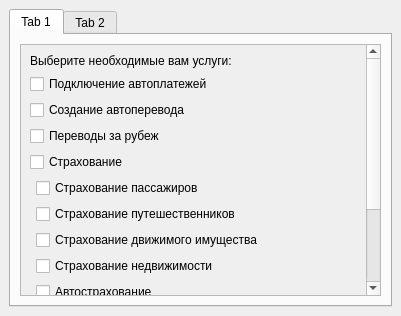
First picture: the form in untitled.ui, repository JuliaZimina/Remote-Banking-Brokers, before the edit.
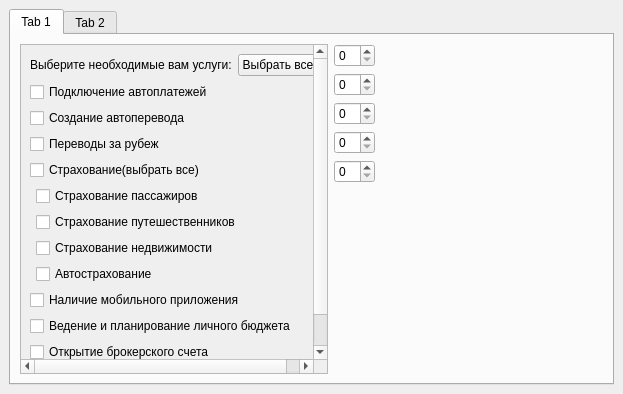
Second picture: the form after the edit.

Commit message: Тарифы

```diff
--- a/untitled.ui
+++ b/untitled.ui
@@ -6,13 +6,599 @@
    <rect>
     <x>0</x>
     <y>0</y>
-    <width>401</width>
-    <height>316</height>
+    <width>623</width>
+    <height>394</height>
    </rect>
   </property>
   <property name="windowTitle">
    <string>MainWindow</string>
   </property>
+  <property name="styleSheet">
+   <string notr="true">Skip to content
+Search or jump to…
+
+Pull requests
+Issues
+Marketplace
+Explore
+ 
+@JuliaZimina 
+Learn Git and GitHub without any code!
+Using the Hello World guide, you’ll start a branch, write comments, and open a pull request.
+
+
+GTRONICK
+/
+QSS
+7
+13561
+ Code Issues 0 Pull requests 0 Actions Projects 0 Wiki Security Insights
+QSS/Aqua.qss
+@GTRONICK GTRONICK Added ScrollBar border color on hover
+e6a4a9e on 22 Jan 2019
+559 lines (552 sloc)  19.4 KB
+  
+/*
+Aqua Style Sheet for QT Applications
+Author: Jaime A. Quiroga P.
+Company: GTRONICK
+Last updated: 22/01/2019, 07:55.
+Available at: https://github.com/GTRONICK/QSS/blob/master/Aqua.qss
+*/
+QMainWindow {
+	background-color:#ececec;
+}
+QTextEdit {
+	border-width: 1px;
+	border-style: solid;
+	border-color: qlineargradient(spread:pad, x1:0.5, y1:1, x2:0.5, y2:0, stop:0 rgba(0, 113, 255, 255), stop:1 rgba(91, 171, 252, 255));
+}
+QPlainTextEdit {
+	border-width: 1px;
+	border-style: solid;
+	border-color: qlineargradient(spread:pad, x1:0.5, y1:1, x2:0.5, y2:0, stop:0 rgba(0, 113, 255, 255), stop:1 rgba(91, 171, 252, 255));
+}
+QToolButton {
+	border-style: solid;
+	border-top-color: qlineargradient(spread:pad, x1:0.5, y1:1, x2:0.5, y2:0, stop:0 rgb(215, 215, 215), stop:1 rgb(222, 222, 222));
+	border-right-color: qlineargradient(spread:pad, x1:0, y1:0.5, x2:1, y2:0.5, stop:0 rgb(217, 217, 217), stop:1 rgb(227, 227, 227));
+	border-left-color: qlineargradient(spread:pad, x1:0, y1:0.5, x2:1, y2:0.5, stop:0 rgb(227, 227, 227), stop:1 rgb(217, 217, 217));
+	border-bottom-color: qlineargradient(spread:pad, x1:0.5, y1:1, x2:0.5, y2:0, stop:0 rgb(215, 215, 215), stop:1 rgb(222, 222, 222));
+	border-width: 1px;
+	border-radius: 5px;
+	color: rgb(0,0,0);
+	padding: 2px;
+	background-color: rgb(255,255,255);
+}
+QToolButton:hover{
+	border-style: solid;
+	border-top-color: qlineargradient(spread:pad, x1:0.5, y1:1, x2:0.5, y2:0, stop:0 rgb(195, 195, 195), stop:1 rgb(222, 222, 222));
+	border-right-color: qlineargradient(spread:pad, x1:0, y1:0.5, x2:1, y2:0.5, stop:0 rgb(197, 197, 197), stop:1 rgb(227, 227, 227));
+	border-left-color: qlineargradient(spread:pad, x1:0, y1:0.5, x2:1, y2:0.5, stop:0 rgb(227, 227, 227), stop:1 rgb(197, 197, 197));
+	border-bottom-color: qlineargradient(spread:pad, x1:0.5, y1:1, x2:0.5, y2:0, stop:0 rgb(195, 195, 195), stop:1 rgb(222, 222, 222));
+	border-width: 1px;
+	border-radius: 5px;
+	color: rgb(0,0,0);
+	padding: 2px;
+	background-color: rgb(255,255,255);
+}
+QToolButton:pressed{
+	border-style: solid;
+	border-top-color: qlineargradient(spread:pad, x1:0.5, y1:1, x2:0.5, y2:0, stop:0 rgb(215, 215, 215), stop:1 rgb(222, 222, 222));
+	border-right-color: qlineargradient(spread:pad, x1:0, y1:0.5, x2:1, y2:0.5, stop:0 rgb(217, 217, 217), stop:1 rgb(227, 227, 227));
+	border-left-color: qlineargradient(spread:pad, x1:0, y1:0.5, x2:1, y2:0.5, stop:0 rgb(227, 227, 227), stop:1 rgb(217, 217, 217));
+	border-bottom-color: qlineargradient(spread:pad, x1:0.5, y1:1, x2:0.5, y2:0, stop:0 rgb(215, 215, 215), stop:1 rgb(222, 222, 222));
+	border-width: 1px;
+	border-radius: 5px;
+	color: rgb(0,0,0);
+	padding: 2px;
+	background-color: rgb(142,142,142);
+}
+QPushButton{
+	border-style: solid;
+	border-top-color: qlineargradient(spread:pad, x1:0.5, y1:1, x2:0.5, y2:0, stop:0 rgb(215, 215, 215), stop:1 rgb(222, 222, 222));
+	border-right-color: qlineargradient(spread:pad, x1:0, y1:0.5, x2:1, y2:0.5, stop:0 rgb(217, 217, 217), stop:1 rgb(227, 227, 227));
+	border-left-color: qlineargradient(spread:pad, x1:0, y1:0.5, x2:1, y2:0.5, stop:0 rgb(227, 227, 227), stop:1 rgb(217, 217, 217));
+	border-bottom-color: qlineargradient(spread:pad, x1:0.5, y1:1, x2:0.5, y2:0, stop:0 rgb(215, 215, 215), stop:1 rgb(222, 222, 222));
+	border-width: 1px;
+	border-radius: 5px;
+	color: rgb(0,0,0);
+	padding: 2px;
+	background-color: rgb(255,255,255);
+}
+QPushButton::default{
+	border-style: solid;
+	border-top-color: qlineargradient(spread:pad, x1:0.5, y1:1, x2:0.5, y2:0, stop:0 rgb(215, 215, 215), stop:1 rgb(222, 222, 222));
+	border-right-color: qlineargradient(spread:pad, x1:0, y1:0.5, x2:1, y2:0.5, stop:0 rgb(217, 217, 217), stop:1 rgb(227, 227, 227));
+	border-left-color: qlineargradient(spread:pad, x1:0, y1:0.5, x2:1, y2:0.5, stop:0 rgb(227, 227, 227), stop:1 rgb(217, 217, 217));
+	border-bottom-color: qlineargradient(spread:pad, x1:0.5, y1:1, x2:0.5, y2:0, stop:0 rgb(215, 215, 215), stop:1 rgb(222, 222, 222));
+	border-width: 1px;
+	border-radius: 5px;
+	color: rgb(0,0,0);
+	padding: 2px;
+	background-color: rgb(255,255,255);
+}
+QPushButton:hover{
+	border-style: solid;
+	border-top-color: qlineargradient(spread:pad, x1:0.5, y1:1, x2:0.5, y2:0, stop:0 rgb(195, 195, 195), stop:1 rgb(222, 222, 222));
+	border-right-color: qlineargradient(spread:pad, x1:0, y1:0.5, x2:1, y2:0.5, stop:0 rgb(197, 197, 197), stop:1 rgb(227, 227, 227));
+	border-left-color: qlineargradient(spread:pad, x1:0, y1:0.5, x2:1, y2:0.5, stop:0 rgb(227, 227, 227), stop:1 rgb(197, 197, 197));
+	border-bottom-color: qlineargradient(spread:pad, x1:0.5, y1:1, x2:0.5, y2:0, stop:0 rgb(195, 195, 195), stop:1 rgb(222, 222, 222));
+	border-width: 1px;
+	border-radius: 5px;
+	color: rgb(0,0,0);
+	padding: 2px;
+	background-color: rgb(255,255,255);
+}
+QPushButton:pressed{
+	border-style: solid;
+	border-top-color: qlineargradient(spread:pad, x1:0.5, y1:1, x2:0.5, y2:0, stop:0 rgb(215, 215, 215), stop:1 rgb(222, 222, 222));
+	border-right-color: qlineargradient(spread:pad, x1:0, y1:0.5, x2:1, y2:0.5, stop:0 rgb(217, 217, 217), stop:1 rgb(227, 227, 227));
+	border-left-color: qlineargradient(spread:pad, x1:0, y1:0.5, x2:1, y2:0.5, stop:0 rgb(227, 227, 227), stop:1 rgb(217, 217, 217));
+	border-bottom-color: qlineargradient(spread:pad, x1:0.5, y1:1, x2:0.5, y2:0, stop:0 rgb(215, 215, 215), stop:1 rgb(222, 222, 222));
+	border-width: 1px;
+	border-radius: 5px;
+	color: rgb(0,0,0);
+	padding: 2px;
+	background-color: rgb(142,142,142);
+}
+QPushButton:disabled{
+	border-style: solid;
+	border-top-color: qlineargradient(spread:pad, x1:0.5, y1:1, x2:0.5, y2:0, stop:0 rgb(215, 215, 215), stop:1 rgb(222, 222, 222));
+	border-right-color: qlineargradient(spread:pad, x1:0, y1:0.5, x2:1, y2:0.5, stop:0 rgb(217, 217, 217), stop:1 rgb(227, 227, 227));
+	border-left-color: qlineargradient(spread:pad, x1:0, y1:0.5, x2:1, y2:0.5, stop:0 rgb(227, 227, 227), stop:1 rgb(217, 217, 217));
+	border-bottom-color: qlineargradient(spread:pad, x1:0.5, y1:1, x2:0.5, y2:0, stop:0 rgb(215, 215, 215), stop:1 rgb(222, 222, 222));
+	border-width: 1px;
+	border-radius: 5px;
+	color: #808086;
+	padding: 2px;
+	background-color: rgb(142,142,142);
+}
+QLineEdit {
+	border-width: 1px; border-radius: 4px;
+	border-style: solid;
+	border-color: qlineargradient(spread:pad, x1:0.5, y1:1, x2:0.5, y2:0, stop:0 rgba(0, 113, 255, 255), stop:1 rgba(91, 171, 252, 255));
+}
+QLabel {
+	color: #000000;
+}
+QLCDNumber {
+	color: rgb(0, 113, 255, 255);
+}
+QProgressBar {
+	text-align: center;
+	color: rgb(240, 240, 240);
+	border-width: 1px; 
+	border-radius: 10px;
+	border-color: rgb(230, 230, 230);
+	border-style: solid;
+	background-color:rgb(207,207,207);
+}
+QProgressBar::chunk {
+	background-color: qlineargradient(spread:pad, x1:0.5, y1:1, x2:0.5, y2:0, stop:0 rgba(49, 147, 250, 255), stop:1 rgba(34, 142, 255, 255));
+	border-radius: 10px;
+}
+QMenuBar {
+	background-color: qlineargradient(spread:pad, x1:0.5, y1:1, x2:0.5, y2:0, stop:0 rgba(207, 209, 207, 255), stop:1 rgba(230, 229, 230, 255));
+}
+QMenuBar::item {
+	color: #000000;
+  	spacing: 3px;
+  	padding: 1px 4px;
+	background-color: qlineargradient(spread:pad, x1:0.5, y1:1, x2:0.5, y2:0, stop:0 rgba(207, 209, 207, 255), stop:1 rgba(230, 229, 230, 255));
+}
+
+QMenuBar::item:selected {
+  	background-color: qlineargradient(spread:pad, x1:0.5, y1:1, x2:0.5, y2:0, stop:0 rgba(0, 113, 255, 255), stop:1 rgba(91, 171, 252, 255));
+	color: #FFFFFF;
+}
+QMenu::item:selected {
+	border-style: solid;
+	border-top-color: transparent;
+	border-right-color: transparent;
+	border-left-color: qlineargradient(spread:pad, x1:0.5, y1:1, x2:0.5, y2:0, stop:0 rgba(0, 113, 255, 255), stop:1 rgba(91, 171, 252, 255));
+	border-bottom-color: transparent;
+	border-left-width: 2px;
+	color: #000000;
+	padding-left:15px;
+	padding-top:4px;
+	padding-bottom:4px;
+	padding-right:7px;
+}
+QMenu::item {
+	border-style: solid;
+	border-top-color: transparent;
+	border-right-color: transparent;
+	border-left-color: transparent;
+	border-bottom-color: transparent;
+	border-bottom-width: 1px;
+	color: #000000;
+	padding-left:17px;
+	padding-top:4px;
+	padding-bottom:4px;
+	padding-right:7px;
+}
+QTabWidget {
+	color:rgb(0,0,0);
+	background-color:#000000;
+}
+QTabWidget::pane {
+		border-color: rgb(223,223,223);
+		background-color:rgb(226,226,226);
+		border-style: solid;
+		border-width: 2px;
+    	border-radius: 6px;
+}
+QTabBar::tab:first {
+	border-style: solid;
+	border-left-width:1px;
+	border-right-width:0px;
+	border-top-width:1px;
+	border-bottom-width:1px;
+	border-top-color: rgb(209,209,209);
+	border-left-color: qlineargradient(spread:pad, x1:0.5, y1:1, x2:0.5, y2:0, stop:0 rgba(209, 209, 209, 209), stop:1 rgba(229, 229, 229, 229));
+	border-bottom-color: rgb(229,229,229);
+	border-top-left-radius: 4px;
+	border-bottom-left-radius: 4px;
+	color: #000000;
+	padding: 3px;
+	margin-left:0px;
+	background-color: qlineargradient(spread:pad, x1:0.5, y1:1, x2:0.5, y2:0, stop:0 rgba(247, 247, 247, 255), stop:1 rgba(255, 255, 255, 255));
+}
+QTabBar::tab:last {
+	border-style: solid;
+	border-width:1px;
+	border-top-color: rgb(209,209,209);
+	border-left-color: qlineargradient(spread:pad, x1:0.5, y1:1, x2:0.5, y2:0, stop:0 rgba(209, 209, 209, 209), stop:1 rgba(229, 229, 229, 229));
+	border-right-color: qlineargradient(spread:pad, x1:0.5, y1:1, x2:0.5, y2:0, stop:0 rgba(209, 209, 209, 209), stop:1 rgba(229, 229, 229, 229));
+	border-bottom-color: rgb(229,229,229);
+	border-top-right-radius: 4px;
+	border-bottom-right-radius: 4px;
+	color: #000000;
+	padding: 3px;
+	margin-left:0px;
+	background-color: qlineargradient(spread:pad, x1:0.5, y1:1, x2:0.5, y2:0, stop:0 rgba(247, 247, 247, 255), stop:1 rgba(255, 255, 255, 255));
+}
+QTabBar::tab {
+	border-style: solid;
+	border-top-width:1px;
+	border-bottom-width:1px;
+	border-left-width:1px;
+	border-top-color: rgb(209,209,209);
+	border-left-color: qlineargradient(spread:pad, x1:0.5, y1:1, x2:0.5, y2:0, stop:0 rgba(209, 209, 209, 209), stop:1 rgba(229, 229, 229, 229));
+	border-bottom-color: rgb(229,229,229);
+	color: #000000;
+	padding: 3px;
+	margin-left:0px;
+	background-color: qlineargradient(spread:pad, x1:0.5, y1:1, x2:0.5, y2:0, stop:0 rgba(247, 247, 247, 255), stop:1 rgba(255, 255, 255, 255));
+}
+QTabBar::tab:selected, QTabBar::tab:last:selected, QTabBar::tab:hover {
+  	border-style: solid;
+  	border-left-width:1px;
+	border-right-color: transparent;
+	border-top-color: rgb(209,209,209);
+	border-left-color: qlineargradient(spread:pad, x1:0.5, y1:1, x2:0.5, y2:0, stop:0 rgba(209, 209, 209, 209), stop:1 rgba(229, 229, 229, 229));
+	border-bottom-color: rgb(229,229,229);
+	color: #FFFFFF;
+	padding: 3px;
+	margin-left:0px;
+	background-color: qlineargradient(spread:pad, x1:0.5, y1:1, x2:0.5, y2:0, stop:0 rgba(0, 113, 255, 255), stop:1 rgba(91, 171, 252, 255));
+}
+
+QTabBar::tab:selected, QTabBar::tab:first:selected, QTabBar::tab:hover {
+  	border-style: solid;
+  	border-left-width:1px;
+  	border-bottom-width:1px;
+  	border-top-width:1px;
+	border-right-color: transparent;
+	border-top-color: rgb(209,209,209);
+	border-left-color: qlineargradient(spread:pad, x1:0.5, y1:1, x2:0.5, y2:0, stop:0 rgba(209, 209, 209, 209), stop:1 rgba(229, 229, 229, 229));
+	border-bottom-color: rgb(229,229,229);
+	color: #FFFFFF;
+	padding: 3px;
+	margin-left:0px;
+	background-color: qlineargradient(spread:pad, x1:0.5, y1:1, x2:0.5, y2:0, stop:0 rgba(0, 113, 255, 255), stop:1 rgba(91, 171, 252, 255));
+}
+
+QCheckBox {
+	color: #000000;
+	padding: 2px;
+}
+QCheckBox:disabled {
+	color: #808086;
+	padding: 2px;
+}
+
+QCheckBox:hover {
+	border-radius:4px;
+	border-style:solid;
+	padding-left: 1px;
+	padding-right: 1px;
+	padding-bottom: 1px;
+	padding-top: 1px;
+	border-width:1px;
+	border-color: transparent;
+}
+QCheckBox::indicator:checked {
+
+	height: 10px;
+	width: 10px;
+	border-style:solid;
+	border-width: 1px;
+	border-color: qlineargradient(spread:pad, x1:0.5, y1:1, x2:0.5, y2:0, stop:0 rgba(0, 113, 255, 255), stop:1 rgba(91, 171, 252, 255));
+	color: #000000;
+	background-color: qlineargradient(spread:pad, x1:0.5, y1:1, x2:0.5, y2:0, stop:0 rgba(0, 113, 255, 255), stop:1 rgba(91, 171, 252, 255));
+}
+QCheckBox::indicator:unchecked {
+
+	height: 10px;
+	width: 10px;
+	border-style:solid;
+	border-width: 1px;
+	border-color: qlineargradient(spread:pad, x1:0.5, y1:1, x2:0.5, y2:0, stop:0 rgba(0, 113, 255, 255), stop:1 rgba(91, 171, 252, 255));
+	color: #000000;
+}
+QRadioButton {
+	color: 000000;
+	padding: 1px;
+}
+QRadioButton::indicator:checked {
+	height: 10px;
+	width: 10px;
+	border-style:solid;
+	border-radius:5px;
+	border-width: 1px;
+	border-color: qlineargradient(spread:pad, x1:0.5, y1:1, x2:0.5, y2:0, stop:0 rgba(0, 113, 255, 255), stop:1 rgba(91, 171, 252, 255));
+	color: #a9b7c6;
+	background-color: qlineargradient(spread:pad, x1:0.5, y1:1, x2:0.5, y2:0, stop:0 rgba(0, 113, 255, 255), stop:1 rgba(91, 171, 252, 255));
+}
+QRadioButton::indicator:!checked {
+	height: 10px;
+	width: 10px;
+	border-style:solid;
+	border-radius:5px;
+	border-width: 1px;
+	border-color: qlineargradient(spread:pad, x1:0.5, y1:1, x2:0.5, y2:0, stop:0 rgba(0, 113, 255, 255), stop:1 rgba(91, 171, 252, 255));
+	color: #a9b7c6;
+	background-color: transparent;
+}
+QStatusBar {
+	color:#027f7f;
+}
+QSpinBox {
+	border-style: solid;
+	border-width: 1px;
+	border-color: qlineargradient(spread:pad, x1:0.5, y1:1, x2:0.5, y2:0, stop:0 rgba(0, 113, 255, 255), stop:1 rgba(91, 171, 252, 255));
+}
+QDoubleSpinBox {
+	border-style: solid;
+	border-width: 1px;
+	border-color: qlineargradient(spread:pad, x1:0.5, y1:1, x2:0.5, y2:0, stop:0 rgba(0, 113, 255, 255), stop:1 rgba(91, 171, 252, 255));
+}
+QTimeEdit {
+	border-style: solid;
+	border-width: 1px;
+	border-color: qlineargradient(spread:pad, x1:0.5, y1:1, x2:0.5, y2:0, stop:0 rgba(0, 113, 255, 255), stop:1 rgba(91, 171, 252, 255));
+}
+QDateTimeEdit {
+	border-style: solid;
+	border-width: 1px;
+	border-color: qlineargradient(spread:pad, x1:0.5, y1:1, x2:0.5, y2:0, stop:0 rgba(0, 113, 255, 255), stop:1 rgba(91, 171, 252, 255));
+}
+QDateEdit {
+	border-style: solid;
+	border-width: 1px;
+	border-color: qlineargradient(spread:pad, x1:0.5, y1:1, x2:0.5, y2:0, stop:0 rgba(0, 113, 255, 255), stop:1 rgba(91, 171, 252, 255));
+}
+
+QToolBox {
+	color: #a9b7c6;
+	background-color:#000000;
+}
+QToolBox::tab {
+	color: #a9b7c6;
+	background-color:#000000;
+}
+QToolBox::tab:selected {
+	color: #FFFFFF;
+	background-color:#000000;
+}
+QScrollArea {
+	color: #FFFFFF;
+	background-color:#000000;
+}
+QSlider::groove:horizontal {
+	height: 5px;
+	background-color: qlineargradient(spread:pad, x1:0.5, y1:1, x2:0.5, y2:0, stop:0 rgba(49, 147, 250, 255), stop:1 rgba(34, 142, 255, 255));
+}
+QSlider::groove:vertical {
+	width: 5px;
+	background-color: qlineargradient(spread:pad, x1:0.5, y1:1, x2:0.5, y2:0, stop:0 rgba(49, 147, 250, 255), stop:1 rgba(34, 142, 255, 255));
+}
+QSlider::handle:horizontal {
+	background: rgb(253,253,253);
+	border-style: solid;
+	border-width: 1px;
+	border-color: rgb(207,207,207);
+	width: 12px;
+	margin: -5px 0;
+	border-radius: 7px;
+}
+QSlider::handle:vertical {
+	background: rgb(253,253,253);
+	border-style: solid;
+	border-width: 1px;
+	border-color: rgb(207,207,207);
+	height: 12px;
+	margin: 0 -5px;
+	border-radius: 7px;
+}
+QSlider::add-page:horizontal {
+    background: rgb(181,181,181);
+}
+QSlider::add-page:vertical {
+    background: rgb(181,181,181);
+}
+QSlider::sub-page:horizontal {
+    background-color: qlineargradient(spread:pad, x1:0.5, y1:1, x2:0.5, y2:0, stop:0 rgba(49, 147, 250, 255), stop:1 rgba(34, 142, 255, 255));
+}
+QSlider::sub-page:vertical {
+    background-color: qlineargradient(spread:pad, y1:0.5, x1:1, y2:0.5, x2:0, stop:0 rgba(49, 147, 250, 255), stop:1 rgba(34, 142, 255, 255));
+}
+QScrollBar:horizontal {
+	max-height: 20px;
+	border: 1px transparent grey;
+	margin: 0px 20px 0px 20px;
+}
+QScrollBar:vertical {
+	max-width: 20px;
+	border: 1px transparent grey;
+	margin: 20px 0px 20px 0px;
+}
+QScrollBar::handle:horizontal {
+	background: rgb(253,253,253);
+	border-style: solid;
+	border-width: 1px;
+	border-color: rgb(207,207,207);
+	border-radius: 7px;
+	min-width: 25px;
+}
+QScrollBar::handle:horizontal:hover {
+	background: rgb(253,253,253);
+	border-style: solid;
+	border-width: 1px;
+	border-color: rgb(147, 200, 200);
+	border-radius: 7px;
+	min-width: 25px;
+}
+QScrollBar::handle:vertical {
+	background: rgb(253,253,253);
+	border-style: solid;
+	border-width: 1px;
+	border-color: rgb(207,207,207);
+	border-radius: 7px;
+	min-height: 25px;
+}
+QScrollBar::handle:vertical:hover {
+	background: rgb(253,253,253);
+	border-style: solid;
+	border-width: 1px;
+	border-color: rgb(147, 200, 200);
+	border-radius: 7px;
+	min-height: 25px;
+}
+QScrollBar::add-line:horizontal {
+   border: 2px transparent grey;
+   border-top-right-radius: 7px;
+   border-bottom-right-radius: 7px;
+   background: rgba(34, 142, 255, 255);
+   width: 20px;
+   subcontrol-position: right;
+   subcontrol-origin: margin;
+}
+QScrollBar::add-line:horizontal:pressed {
+   border: 2px transparent grey;
+   border-top-right-radius: 7px;
+   border-bottom-right-radius: 7px;
+   background: rgb(181,181,181);
+   width: 20px;
+   subcontrol-position: right;
+   subcontrol-origin: margin;
+}
+QScrollBar::add-line:vertical {
+   border: 2px transparent grey;
+   border-bottom-left-radius: 7px;
+   border-bottom-right-radius: 7px;
+   background: rgba(34, 142, 255, 255);
+   height: 20px;
+   subcontrol-position: bottom;
+   subcontrol-origin: margin;
+}
+QScrollBar::add-line:vertical:pressed {
+   border: 2px transparent grey;
+   border-bottom-left-radius: 7px;
+   border-bottom-right-radius: 7px;
+   background: rgb(181,181,181);
+   height: 20px;
+   subcontrol-position: bottom;
+   subcontrol-origin: margin;
+}
+QScrollBar::sub-line:horizontal {
+   border: 2px transparent grey;
+   border-top-left-radius: 7px;
+   border-bottom-left-radius: 7px;
+   background: rgba(34, 142, 255, 255);
+   width: 20px;
+   subcontrol-position: left;
+   subcontrol-origin: margin;
+}
+QScrollBar::sub-line:horizontal:pressed {
+   border: 2px transparent grey;
+   border-top-left-radius: 7px;
+   border-bottom-left-radius: 7px;
+   background: rgb(181,181,181);
+   width: 20px;
+   subcontrol-position: left;
+   subcontrol-origin: margin;
+}
+QScrollBar::sub-line:vertical {
+   border: 2px transparent grey;
+   border-top-left-radius: 7px;
+   border-top-right-radius: 7px;
+   background: rgba(34, 142, 255, 255);
+   height: 20px;
+   subcontrol-position: top;
+   subcontrol-origin: margin;
+}
+QScrollBar::sub-line:vertical:pressed {
+   border: 2px transparent grey;
+   border-top-left-radius: 7px;
+   border-top-right-radius: 7px;
+   background: rgb(181,181,181);
+   height: 20px;
+   subcontrol-position: top;
+   subcontrol-origin: margin;
+}
+QScrollBar::left-arrow:horizontal {
+   border: 1px transparent grey;
+   border-top-left-radius: 3px;
+   border-bottom-left-radius: 3px;
+   width: 6px;
+   height: 6px;
+   background: white;
+}
+QScrollBar::right-arrow:horizontal {
+   border: 1px transparent grey;
+   border-top-right-radius: 3px;
+   border-bottom-right-radius: 3px;
+   width: 6px;
+   height: 6px;
+   background: white;
+}
+QScrollBar::up-arrow:vertical {
+   border: 1px transparent grey;
+   border-top-left-radius: 3px;
+   border-top-right-radius: 3px;
+   width: 6px;
+   height: 6px;
+   background: white;
+}
+QScrollBar::down-arrow:vertical {
+   border: 1px transparent grey;
+   border-bottom-left-radius: 3px;
+   border-bottom-right-radius: 3px;
+   width: 6px;
+   height: 6px;
+   background: white;
+}
+QScrollBar::add-page:horizontal, QScrollBar::sub-page:horizontal {
+   background: none;
+}
+QScrollBar::add-page:vertical, QScrollBar::sub-page:vertical {
+   background: none;
+}
+</string>
+  </property>
   <widget class="QWidget" name="centralwidget">
    <layout class="QVBoxLayout" name="verticalLayout">
     <item>
@@ -26,125 +612,152 @@
        </attribute>
        <layout class="QVBoxLayout" name="verticalLayout_2">
         <item>
-         <widget class="QScrollArea" name="scrollArea">
-          <property name="widgetResizable">
-           <bool>true</bool>
-          </property>
-          <widget class="QWidget" name="scrollAreaWidgetContents">
-           <property name="geometry">
-            <rect>
-             <x>0</x>
-             <y>-94</y>
-             <width>344</width>
-             <height>346</height>
-            </rect>
-           </property>
-           <layout class="QVBoxLayout" name="verticalLayout_3">
-            <item>
-             <widget class="QLabel" name="label">
-              <property name="text">
-               <string>Выберите необходимые вам услуги:</string>
-              </property>
-             </widget>
-            </item>
-            <item>
-             <widget class="QCheckBox" name="checkBox_3">
-              <property name="text">
-               <string>Подключение автоплатежей</string>
-              </property>
-             </widget>
-            </item>
-            <item>
-             <widget class="QCheckBox" name="checkBox_2">
-              <property name="text">
-               <string>Создание автоперевода</string>
-              </property>
-             </widget>
-            </item>
-            <item>
-             <widget class="QCheckBox" name="checkBox">
-              <property name="text">
-               <string>Переводы за рубеж</string>
-              </property>
-             </widget>
-            </item>
-            <item>
-             <widget class="QCheckBox" name="checkBox_11">
-              <property name="text">
-               <string>Страхование</string>
-              </property>
-             </widget>
-            </item>
-            <item>
-             <layout class="QFormLayout" name="formLayout">
-              <item row="0" column="1">
-               <widget class="QCheckBox" name="checkBox_9">
+         <layout class="QFormLayout" name="formLayout_4">
+          <item row="0" column="0">
+           <widget class="QScrollArea" name="scrollArea">
+            <property name="widgetResizable">
+             <bool>true</bool>
+            </property>
+            <widget class="QWidget" name="scrollAreaWidgetContents">
+             <property name="geometry">
+              <rect>
+               <x>0</x>
+               <y>0</y>
+               <width>284</width>
+               <height>345</height>
+              </rect>
+             </property>
+             <layout class="QVBoxLayout" name="verticalLayout_3">
+              <item>
+               <layout class="QFormLayout" name="formLayout_2">
+                <item row="0" column="1">
+                 <widget class="QPushButton" name="selectAll">
+                  <property name="text">
+                   <string>Выбрать все</string>
+                  </property>
+                 </widget>
+                </item>
+                <item row="0" column="0">
+                 <widget class="QLabel" name="label">
+                  <property name="text">
+                   <string>Выберите необходимые вам услуги:</string>
+                  </property>
+                 </widget>
+                </item>
+               </layout>
+              </item>
+              <item>
+               <widget class="QCheckBox" name="autoPayments">
                 <property name="text">
-                 <string>Страхование пассажиров</string>
+                 <string>Подключение автоплатежей</string>
                 </property>
                </widget>
               </item>
-              <item row="2" column="1">
-               <widget class="QCheckBox" name="checkBox_7">
+              <item>
+               <widget class="QCheckBox" name="createAutoPayments">
                 <property name="text">
-                 <string>Страхование движимого имущества</string>
+                 <string>Создание автоперевода</string>
                 </property>
                </widget>
               </item>
-              <item row="3" column="1">
-               <widget class="QCheckBox" name="checkBox_6">
+              <item>
+               <widget class="QCheckBox" name="foreignTransfer">
                 <property name="text">
-                 <string>Страхование недвижимости</string>
+                 <string>Переводы за рубеж</string>
                 </property>
                </widget>
               </item>
-              <item row="4" column="1">
-               <widget class="QCheckBox" name="checkBox_5">
+              <item>
+               <widget class="QCheckBox" name="turnInsurance">
                 <property name="text">
-                 <string>Автострахование</string>
+                 <string>Страхование(выбрать все)</string>
                 </property>
                </widget>
               </item>
-              <item row="1" column="1">
-               <widget class="QCheckBox" name="checkBox_8">
+              <item>
+               <layout class="QFormLayout" name="formLayout">
+                <item row="0" column="1">
+                 <widget class="QCheckBox" name="insurancePassangers">
+                  <property name="text">
+                   <string>Страхование пассажиров</string>
+                  </property>
+                 </widget>
+                </item>
+                <item row="1" column="1">
+                 <widget class="QCheckBox" name="insuranceTravellers">
+                  <property name="text">
+                   <string>Страхование путешественников</string>
+                  </property>
+                 </widget>
+                </item>
+                <item row="2" column="1">
+                 <widget class="QCheckBox" name="insuranceEstate">
+                  <property name="text">
+                   <string>Страхование недвижимости</string>
+                  </property>
+                 </widget>
+                </item>
+                <item row="3" column="1">
+                 <widget class="QCheckBox" name="insuranceAuto">
+                  <property name="text">
+                   <string>Автострахование</string>
+                  </property>
+                 </widget>
+                </item>
+               </layout>
+              </item>
+              <item>
+               <widget class="QCheckBox" name="mobileApp">
                 <property name="text">
-                 <string>Страхование путешественников</string>
+                 <string>Наличие мобильного приложения</string>
+                </property>
+               </widget>
+              </item>
+              <item>
+               <widget class="QCheckBox" name="personalBudget">
+                <property name="text">
+                 <string>Ведение и планирование личного бюджета</string>
+                </property>
+               </widget>
+              </item>
+              <item>
+               <widget class="QCheckBox" name="brokerAccount">
+                <property name="text">
+                 <string>Открытие брокерского счета </string>
+                </property>
+               </widget>
+              </item>
+              <item>
+               <widget class="QCheckBox" name="news">
+                <property name="text">
+                 <string>Новости системы банка онлайн</string>
                 </property>
                </widget>
               </item>
              </layout>
+            </widget>
+           </widget>
+          </item>
+          <item row="0" column="1">
+           <layout class="QFormLayout" name="formLayout_3">
+            <item row="0" column="0">
+             <widget class="QSpinBox" name="spinBox"/>
             </item>
-            <item>
-             <widget class="QCheckBox" name="checkBox_13">
-              <property name="text">
-               <string>Наличие мобильного приложения</string>
-              </property>
-             </widget>
+            <item row="1" column="0">
+             <widget class="QSpinBox" name="spinBox_2"/>
             </item>
-            <item>
-             <widget class="QCheckBox" name="checkBox_12">
-              <property name="text">
-               <string>Ведение и планирование личного бюджета</string>
-              </property>
-             </widget>
+            <item row="4" column="0">
+             <widget class="QSpinBox" name="spinBox_3"/>
             </item>
-            <item>
-             <widget class="QCheckBox" name="checkBox_10">
-              <property name="text">
-               <string>Открытие брокерского счета </string>
-              </property>
-             </widget>
+            <item row="3" column="0">
+             <widget class="QSpinBox" name="spinBox_4"/>
             </item>
-            <item>
-             <widget class="QCheckBox" name="checkBox_4">
-              <property name="text">
-               <string>Новости системы банка онлайн</string>
-              </property>
-             </widget>
+            <item row="2" column="0">
+             <widget class="QSpinBox" name="spinBox_5"/>
             </item>
            </layout>
-          </widget>
-         </widget>
+          </item>
+         </layout>
         </item>
        </layout>
       </widget>
```
The commit also changes 1 other file.
